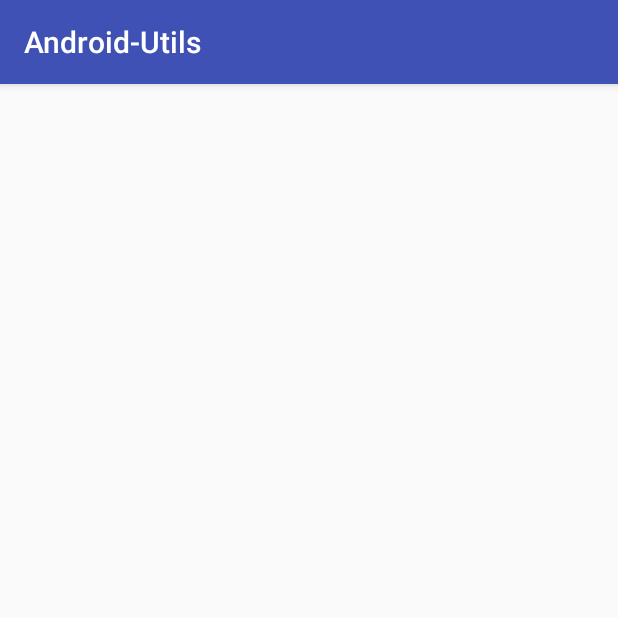
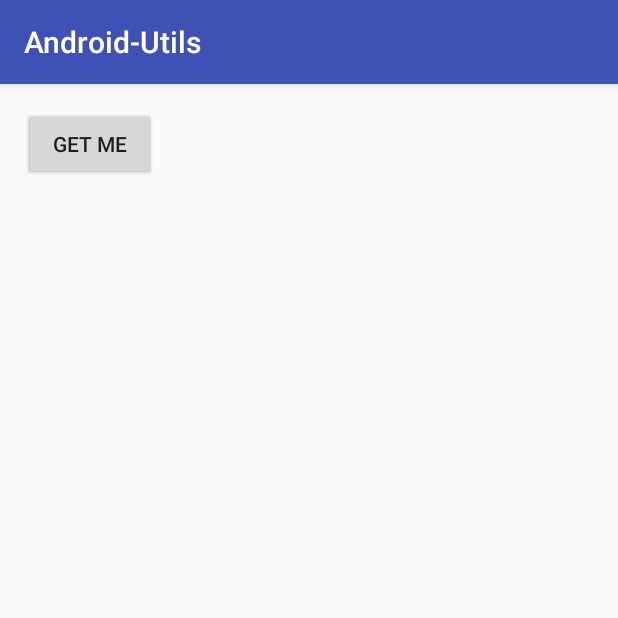
Before and after one commit to zouliping/android-utils, an Android app: the screen it shows after launch (MainActivity), on a phone screen of 412 x 824 dp, the top half of it. Run offline under Robolectric (Android 15) with nearby library versions, the phone set to English and light mode, and no system bars.

Commit message:
新增剪切板工具类

```diff
--- a/app/src/main/res/layout/activity_main.xml
+++ b/app/src/main/res/layout/activity_main.xml
@@ -10,4 +10,16 @@
     android:paddingTop="@dimen/activity_vertical_margin"
     tools:context="me.ellie.utils.MainActivity">
 
+    <Button
+        android:id="@+id/main_copy_btn"
+        android:layout_width="wrap_content"
+        android:layout_height="wrap_content"
+        android:text="copy me"/>
+
+    <Button
+        android:id="@+id/main_get_btn"
+        android:layout_width="wrap_content"
+        android:layout_height="wrap_content"
+        android:text="get me"/>
+
 </RelativeLayout>
```
Also changed, not shown: app/src/main/java/me/ellie/utils/MainActivity.java (+11 -0 lines), library/src/main/java/me/ellie/utils/library/ClipboardUtil.java (added, +43 -0 lines).
